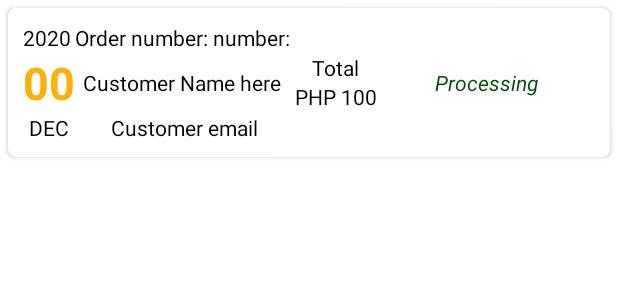
After one commit to johnvillar41/BGC-Mobile-Development, an Android app: the layout custom_adapter_orders.xml on its own in the app's theme, with its tools: preview values and no code run, on a phone screen of 412 x 824 dp. The commit adds this screen. Shown: the top 300 px of the screen. Run offline under Robolectric (Android 15) with nearby library versions, the phone set to English and light mode, and no system bars.

Commit message:
Started Creating Customers Order Page

```diff
--- a/app/src/main/AndroidManifest.xml
+++ b/app/src/main/AndroidManifest.xml
@@ -47,7 +47,7 @@
             android:name=".View.InventoryView.InventoryUpdateView"
             android:launchMode="singleTask" />
         <activity
-            android:name=".View.SettingsActivityView"
+            android:name=".View.OrdersView.OrdersActivityView"
             android:launchMode="singleTask" />
         <activity
             android:name=".View.UsersView.UsersActivityView"
--- a/app/src/main/java/emp/project/softwareengineerproject/Services/ReportsService.java
+++ b/app/src/main/java/emp/project/softwareengineerproject/Services/ReportsService.java
@@ -67,8 +67,8 @@ public class ReportsService implements IReports.IReportsService {
         List<ReportsModel> list = new ArrayList<>();
         int counter = 0;
         int total_transactions = 0;
-        String date_month = null;
-        String sales_date = "";
+        String date_month;
+        String sales_date;
         for (int i = 0; i < 13; i++) {
             String sql = "SELECT date_month,sales_transaction_value,sales_date from sales_table WHERE date_month=" + "'" + (counter++) + "'";
             Connection connection = DriverManager.getConnection(DB_NAME, USER, PASS);
--- a/app/src/main/res/layout/activity_main_menu.xml
+++ b/app/src/main/res/layout/activity_main_menu.xml
@@ -249,7 +249,7 @@
                             <TextView
                                 android:layout_width="wrap_content"
                                 android:layout_height="wrap_content"
-                                android:text="@string/settings"
+                                android:text="@string/orders"
                                 android:textColor="#FFFFFF"
                                 android:textStyle="bold" />
 
--- /dev/null
+++ b/app/src/main/res/layout/custom_adapter_orders.xml
@@ -0,0 +1,120 @@
+<?xml version="1.0" encoding="utf-8"?>
+<androidx.cardview.widget.CardView xmlns:android="http://schemas.android.com/apk/res/android"
+    xmlns:app="http://schemas.android.com/apk/res-auto"
+    android:layout_width="match_parent"
+    android:layout_height="wrap_content"
+    android:layout_marginLeft="5dp"
+    android:layout_marginTop="5dp"
+    android:layout_marginRight="5dp"
+    app:cardCornerRadius="5dp">
+
+    <LinearLayout
+        android:layout_width="match_parent"
+        android:layout_height="wrap_content"
+        android:layout_margin="10dp"
+        android:orientation="horizontal">
+        <TableLayout
+            android:layout_width="wrap_content"
+            android:layout_height="wrap_content">
+            <TableRow>
+                <TextView
+                    android:id="@+id/txt_year"
+                    android:layout_width="wrap_content"
+                    android:layout_height="wrap_content"
+                    android:text="2020"
+                    android:textColor="#000000"/>
+                <LinearLayout
+                    android:layout_width="wrap_content"
+                    android:layout_height="wrap_content"
+                    android:layout_gravity="center"
+                    android:orientation="horizontal">
+                    <TextView
+                        android:layout_width="wrap_content"
+                        android:layout_height="wrap_content"
+                        android:layout_gravity="center"
+                        android:text="Order number: "
+                        android:textColor="#000000"
+                        />
+                    <TextView
+                        android:id="@+id/txt_order_number"
+                        android:layout_width="wrap_content"
+                        android:layout_height="wrap_content"
+                        android:layout_gravity="center"
+                        android:text="number: "
+                        android:textColor="#000000"/>
+                </LinearLayout>
+            </TableRow>
+            <TableRow>
+                <TextView
+                    android:id="@+id/txt_day"
+                    android:layout_width="wrap_content"
+                    android:layout_height="wrap_content"
+                    android:layout_gravity="center"
+                    android:text="00"
+                    android:textColor="#f9b207"
+                    android:textSize="30sp"
+                    android:textStyle="bold"/>
+                <TextView
+                    android:id="@+id/txt_customer_name"
+                    android:layout_width="wrap_content"
+                    android:layout_height="wrap_content"
+                    android:layout_gravity="center"
+                    android:gravity="center"
+                    android:text="Customer Name here "
+                    android:textColor="#000000"/>
+            </TableRow>
+            <TableRow>
+                <TextView
+                    android:id="@+id/txt_month"
+                    android:layout_width="wrap_content"
+                    android:layout_height="wrap_content"
+                    android:layout_gravity="center"
+                    android:text="DEC"
+                    android:textColor="#000000"/>
+                <TextView
+                    android:id="@+id/txt_customer_email"
+                    android:layout_width="wrap_content"
+                    android:layout_height="wrap_content"
+                    android:layout_gravity="center"
+                    android:gravity="center"
+                    android:text="Customer email"
+                    android:textColor="#000000"/>
+            </TableRow>
+        </TableLayout>
+
+        <LinearLayout
+            android:layout_width="wrap_content"
+            android:layout_height="wrap_content"
+            android:layout_gravity="center"
+            android:orientation="vertical">
+            <TextView
+                android:layout_width="wrap_content"
+                android:layout_height="wrap_content"
+                android:layout_gravity="center"
+                android:text="Total"
+                android:textColor="#000000"/>
+            <TextView
+                android:id="@+id/txt_total_value"
+                android:layout_width="wrap_content"
+                android:layout_height="wrap_content"
+                android:layout_gravity="center"
+                android:text="PHP 100"
+                android:textColor="#000000"/>
+        </LinearLayout>
+
+        <TextView
+            android:id="@+id/txt_status"
+            android:layout_width="match_parent"
+            android:layout_height="wrap_content"
+            android:layout_gravity="center"
+            android:gravity="center"
+            android:text="Processing"
+            android:textColor="#024C05"
+            android:textStyle="italic"/>
+    </LinearLayout>
+
+
+
+
+
+</androidx.cardview.widget.CardView>
--- a/app/src/main/res/values/strings.xml
+++ b/app/src/main/res/values/strings.xml
@@ -35,4 +35,5 @@
     <string name="re_enter_your_password">Re-enter your Password</string>
     <string name="enter_full_name_here">Enter Full name here</string>
     <string name="add_user">Add User</string>
+    <string name="orders">Orders</string>
 </resources>
```
Also changed, not shown: app/src/main/java/emp/project/softwareengineerproject/Interface/IOrders.java (added, +26 -0 lines), app/src/main/java/emp/project/softwareengineerproject/Model/OrdersModel.java (added, +54 -0 lines), app/src/main/java/emp/project/softwareengineerproject/Presenter/OrdersPresenter.java (added, +55 -0 lines), app/src/main/java/emp/project/softwareengineerproject/Services/OrdersService.java (added, +59 -0 lines), app/src/main/java/emp/project/softwareengineerproject/View/MainMenuActivityView.java (+14 -4 lines), app/src/main/java/emp/project/softwareengineerproject/View/OrdersView/OrdersActivityView.java (added, +79 -0 lines), app/src/main/java/emp/project/softwareengineerproject/View/OrdersView/OrdersRecyclerView.java (added, +78 -0 lines), app/src/main/java/emp/project/softwareengineerproject/View/SettingsActivityView.java (deleted, +0 -16 lines), app/src/main/res/layout/activity_orders_view.xml (added, +33 -0 lines), app/src/main/res/layout/activity_settings_view.xml (deleted, +0 -9 lines), app/src/main/res/drawable/orders_online.jpg (added).
